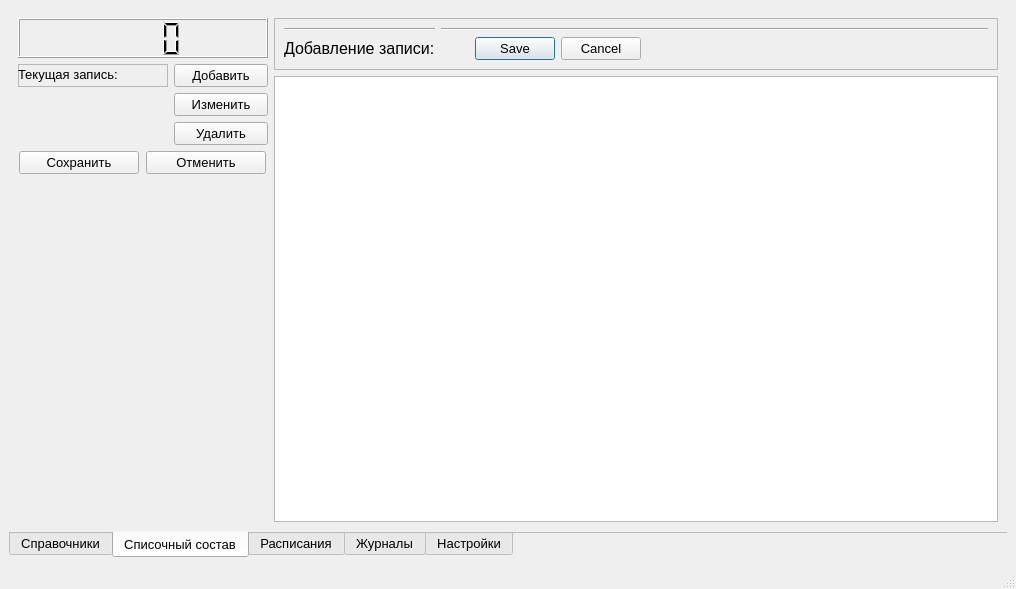
The window that widgets/MainWindow.ui (AlexanderSokolov69/Journals) describes before a commit, drawn with Qt 5.
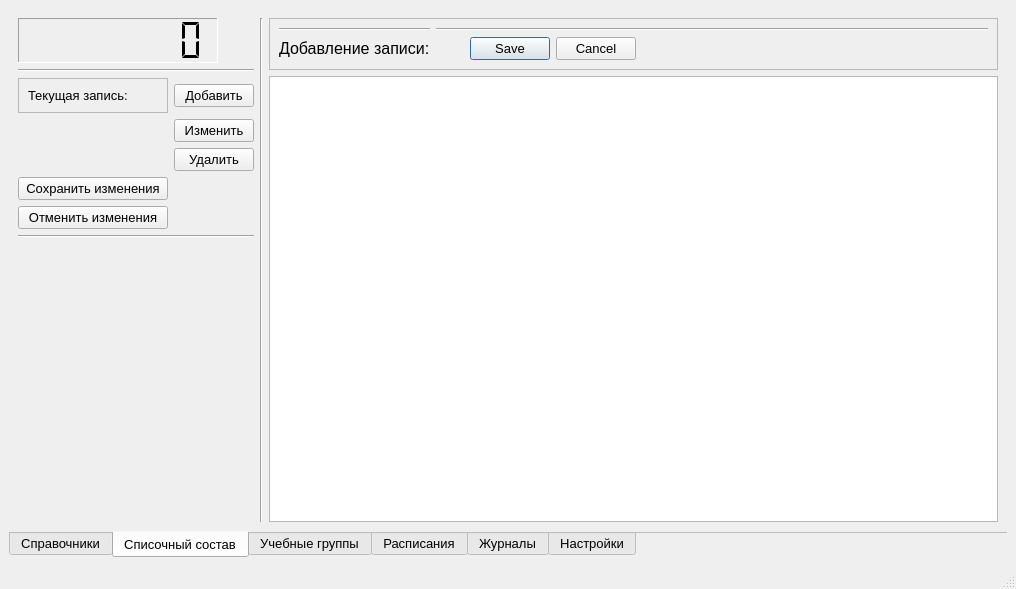
The same window after the commit. Icons and pictures are not drawn.

```diff
--- a/widgets/MainWindow.ui
+++ b/widgets/MainWindow.ui
@@ -564,12 +564,34 @@
             </property>
             <property name="minimumSize">
              <size>
-              <width>250</width>
-              <height>40</height>
+              <width>200</width>
+              <height>45</height>
              </size>
             </property>
+            <property name="tabletTracking">
+             <bool>false</bool>
+            </property>
+            <property name="frameShape">
+             <enum>QFrame::Panel</enum>
+            </property>
+            <property name="frameShadow">
+             <enum>QFrame::Sunken</enum>
+            </property>
+            <property name="smallDecimalPoint">
+             <bool>false</bool>
+            </property>
             <property name="digitCount">
-             <number>4</number>
+             <number>8</number>
+            </property>
+            <property name="segmentStyle">
+             <enum>QLCDNumber::Flat</enum>
+            </property>
+           </widget>
+          </item>
+          <item>
+           <widget class="Line" name="line_10">
+            <property name="orientation">
+             <enum>Qt::Horizontal</enum>
             </property>
            </widget>
           </item>
@@ -619,25 +641,21 @@
               <property name="frameShadow">
                <enum>QFrame::Raised</enum>
               </property>
-              <widget class="QLabel" name="label_6">
-               <property name="geometry">
-                <rect>
-                 <x>0</x>
-                 <y>0</y>
-                 <width>151</width>
-                 <height>20</height>
-                </rect>
-               </property>
-               <property name="text">
-                <string>Текущая запись:</string>
-               </property>
-              </widget>
+              <layout class="QGridLayout" name="gridLayout_4">
+               <item row="1" column="0">
+                <widget class="QLabel" name="label_6">
+                 <property name="text">
+                  <string>Текущая запись:</string>
+                 </property>
+                </widget>
+               </item>
+              </layout>
              </widget>
             </item>
            </layout>
           </item>
           <item>
-           <layout class="QHBoxLayout" name="horizontalLayout_3">
+           <layout class="QVBoxLayout" name="verticalLayout_7">
             <item>
              <widget class="QPushButton" name="tab2_commit">
               <property name="sizePolicy">
@@ -648,7 +666,7 @@
               </property>
               <property name="maximumSize">
                <size>
-                <width>120</width>
+                <width>150</width>
                 <height>30</height>
                </size>
               </property>
@@ -656,7 +674,7 @@
                <enum>Qt::LeftToRight</enum>
               </property>
               <property name="text">
-               <string>Сохранить</string>
+               <string>Сохранить изменения</string>
               </property>
               <attribute name="buttonGroup">
                <string notr="true">tab2_buttonGroup</string>
@@ -673,12 +691,12 @@
               </property>
               <property name="maximumSize">
                <size>
-                <width>120</width>
+                <width>150</width>
                 <height>30</height>
                </size>
               </property>
               <property name="text">
-               <string>Отменить</string>
+               <string>Отменить изменения</string>
               </property>
               <attribute name="buttonGroup">
                <string notr="true">tab2_buttonGroup</string>
@@ -687,6 +705,13 @@
             </item>
            </layout>
           </item>
+          <item>
+           <widget class="Line" name="line_11">
+            <property name="orientation">
+             <enum>Qt::Horizontal</enum>
+            </property>
+           </widget>
+          </item>
           <item>
            <widget class="QLabel" name="label_4">
             <property name="sizePolicy">
@@ -705,6 +730,13 @@
           </item>
          </layout>
         </item>
+        <item>
+         <widget class="Line" name="line_9">
+          <property name="orientation">
+           <enum>Qt::Vertical</enum>
+          </property>
+         </widget>
+        </item>
         <item>
          <layout class="QVBoxLayout" name="verticalLayout_5">
           <item>
@@ -791,16 +823,21 @@
       </widget>
       <widget class="QWidget" name="tab3">
        <attribute name="title">
-        <string>Расписания</string>
+        <string>Учебные группы</string>
        </attribute>
       </widget>
       <widget class="QWidget" name="tab4">
        <attribute name="title">
-        <string>Журналы</string>
+        <string>Расписания</string>
        </attribute>
       </widget>
       <widget class="QWidget" name="tab5">
        <attribute name="title">
+        <string>Журналы</string>
+       </attribute>
+      </widget>
+      <widget class="QWidget" name="tab6">
+       <attribute name="title">
         <string>Настройки</string>
        </attribute>
       </widget>
```
Left out of the diff: 20 changed lines with no effect on the pictures.
